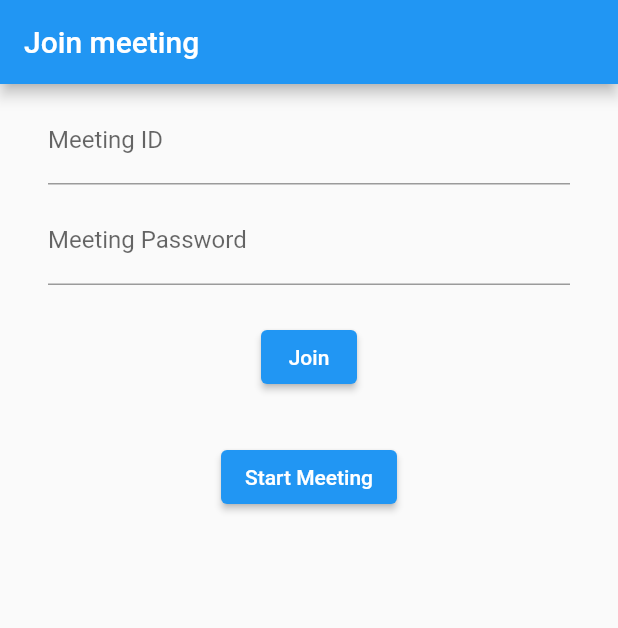
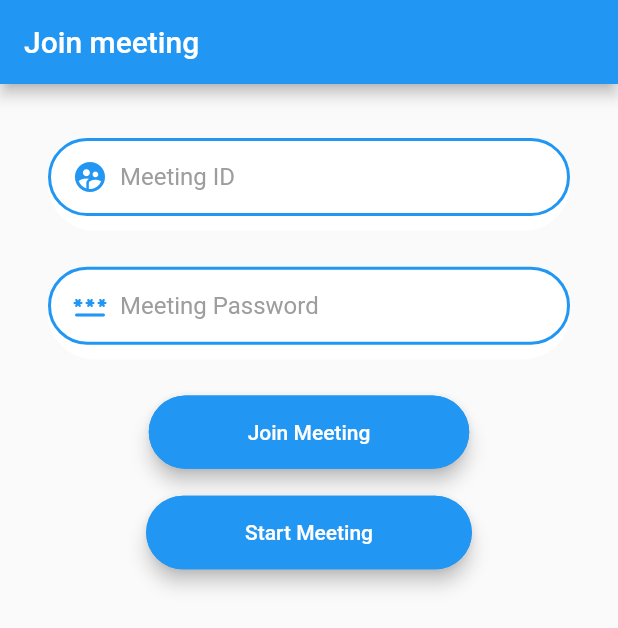
Before and after one commit to manas-04/zoomsdk_flutter_integration, a Flutter app: the screen it shows after launch, after a tap on "Start Meeting", on a phone screen of 412 x 824 dp. Shown: the top 628 px of the screen. Run offline on Flutter 3.47's test engine with Material 2 defaults, Android fonts, the phone set to English and light mode, and no system bars; missing offline and left inert: zoom; Roboto replaces fonts that are missing (Poppins).

Commit message:
Helpers Added

```diff
--- /dev/null
+++ b/lib/helper/meeting_helpers.dart
@@ -0,0 +1,126 @@
+import 'dart:async';
+import 'dart:io';
+
+import 'package:flutter/material.dart';
+import 'package:zoom/zoom.dart';
+
+joinMeeting({
+  required BuildContext context,
+  required TextEditingController meetingIdController,
+  required TextEditingController meetingPasswordController,
+  Timer? timer,
+}) {
+  bool _isMeetingEnded(String status) {
+    if (Platform.isAndroid)
+      return status == "MEETING_STATUS_DISCONNECTING" ||
+          status == "MEETING_STATUS_FAILED";
+    return status == "MEETING_STATUS_ENDED";
+  }
+
+  if (meetingIdController.text.isNotEmpty &&
+      meetingPasswordController.text.isNotEmpty) {
+    ZoomOptions zoomOptions = new ZoomOptions(
+      domain: "zoom.us",
+      appKey: "fla19uL95BUsT2aBwlvZEhOYRTBV9s7kc0AF",
+      appSecret: "br2ou5QmuVtFzmB805BxyYh2qH17N7uFAnQN",
+    );
+    var meetingOptions = new ZoomMeetingOptions(
+      userId: 'example',
+      meetingId: meetingIdController.text,
+      meetingPassword: meetingPasswordController.text,
+      disableDialIn: "true",
+      disableDrive: "true",
+      disableInvite: "true",
+      disableShare: "true",
+      noAudio: "false",
+      noDisconnectAudio: "false",
+      meetingViewOptions: ZoomMeetingOptions.NO_TEXT_PASSWORD +
+          ZoomMeetingOptions.NO_TEXT_MEETING_ID +
+          ZoomMeetingOptions.NO_BUTTON_PARTICIPANTS,
+    );
+    var zoom = Zoom();
+    zoom.init(zoomOptions).then((results) {
+      if (results[0] == 0) {
+        zoom.onMeetingStateChanged.listen((status) {
+          print("Meeting Status Stream: " + status[0] + " - " + status[1]);
+          if (_isMeetingEnded(status[0])) {
+            timer?.cancel();
+          }
+        });
+        zoom.joinMeeting(meetingOptions).then((joinMeetingResult) {
+          timer = Timer.periodic(new Duration(seconds: 2), (timer) {
+            zoom.meetingStatus(meetingOptions.meetingId).then((status) {
+              print("Meeting Status Polling: " + status[0] + " - " + status[1]);
+            });
+          });
+        });
+      }
+    });
+  } else {
+    if (meetingIdController.text.isEmpty) {
+      ScaffoldMessenger.of(context).showSnackBar(const SnackBar(
+        content: Text("Enter a valid meeting id to continue."),
+      ));
+    } else if (meetingPasswordController.text.isEmpty) {
+      ScaffoldMessenger.of(context).showSnackBar(const SnackBar(
+        content: Text("Enter a meeting password to start."),
+      ));
+    }
+  }
+}
+
+startMeeting({
+  required BuildContext context,
+  required TextEditingController meetingIdController,
+  required TextEditingController meetingPasswordController,
+}) {
+  bool _isMeetingEnded(String status) {
+    var result = false;
+    if (Platform.isAndroid) {
+      result = status == "MEETING_STATUS_DISCONNECTING" ||
+          status == "MEETING_STATUS_FAILED";
+    } else {
+      result = status == "MEETING_STATUS_IDLE";
+    }
+
+    return result;
+  }
+
+  ZoomOptions zoomOptions = ZoomOptions(
+    domain: "zoom.us",
+    appKey:
+        "XKE4uWfeLwWEmh78YMbC6mqKcF8oM4YHTr9I", //API KEY FROM ZOOM -- SDK KEY
+    appSecret:
+        "bT7N61pQzaLXU6VLj9TVl7eYuLbqAiB0KAdb", //API SECRET FROM ZOOM -- SDK SECRET
+  );
+
+  var meetingOptions = new ZoomMeetingOptions(
+    userId: 'example',
+    meetingId: meetingIdController.text,
+    meetingPassword: meetingPasswordController.text,
+    disableDialIn: "true",
+    disableDrive: "true",
+    disableInvite: "true",
+    disableShare: "true",
+    noAudio: "false",
+    noDisconnectAudio: "false",
+    meetingViewOptions: ZoomMeetingOptions.NO_TEXT_PASSWORD +
+        ZoomMeetingOptions.NO_TEXT_MEETING_ID +
+        ZoomMeetingOptions.NO_BUTTON_PARTICIPANTS,
+  );
+
+  var zoom = Zoom();
+  zoom.init(zoomOptions).then((value) {
+    if (value[0] == 0) {
+      zoom.onMeetingStateChanged;
+      zoom
+          .startMeeting(meetingOptions)
+          .then((loginResult) {})
+          .catchError((error) {
+        print("[Error Generated] : " + error);
+      });
+    }
+  }).catchError((error) {
+    print("[Error Generated] : " + error);
+  });
+}
--- /dev/null
+++ b/lib/helper/size_helpers.dart
@@ -0,0 +1,16 @@
+import 'package:flutter/material.dart';
+
+Size displaySize(BuildContext context) {
+  //debugPrint('Size = ' + MediaQuery.of(context).size.toString());
+  return MediaQuery.of(context).size;
+}
+
+double displayHeight(BuildContext context) {
+  //debugPrint('Height = ' + displaySize(context).height.toString());
+  return displaySize(context).height;
+}
+
+double displayWidth(BuildContext context) {
+  //debugPrint('Width = ' + displaySize(context).width.toString());
+  return displaySize(context).width;
+}
--- a/lib/join_screen.dart
+++ b/lib/join_screen.dart
@@ -1,8 +1,9 @@
 import 'dart:async';
-import 'dart:io';
 
 import 'package:flutter/material.dart';
-import 'package:zoom/zoom.dart';
+import 'package:zoom_sdk_integration/helper/meeting_helpers.dart';
+import 'package:zoom_sdk_integration/helper/size_helpers.dart';
+import 'package:zoom_sdk_integration/widgets/default_text_box.dart';
 
 class JoinWidget extends StatefulWidget {
   @override
@@ -12,7 +13,8 @@ class JoinWidget extends StatefulWidget {
 class _JoinWidgetState extends State<JoinWidget> {
   TextEditingController meetingIdController = TextEditingController();
   TextEditingController meetingPasswordController = TextEditingController();
-  Timer timer;
+  Timer? timer;
+
   @override
   Widget build(BuildContext context) {
     return Scaffold(
@@ -27,43 +29,96 @@ class _JoinWidgetState extends State<JoinWidget> {
           ),
           child: Column(
             children: [
-              Padding(
-                padding: const EdgeInsets.only(bottom: 8.0),
-                child: TextField(
-                    controller: meetingIdController,
-                    decoration: InputDecoration(
-                      labelText: 'Meeting ID',
-                    )),
+              const SizedBox(
+                height: 20,
               ),
               Padding(
                 padding: const EdgeInsets.only(bottom: 8.0),
-                child: TextField(
-                    controller: meetingPasswordController,
-                    decoration: InputDecoration(
-                      labelText: 'Meeting Password',
-                    )),
-              ),
-              Padding(
-                padding: const EdgeInsets.all(16.0),
-                child: Builder(
-                  builder: (context) {
-                    return ElevatedButton(
-                      onPressed: () => joinMeeting(context),
-                      child: Text('Join'),
-                    );
-                  },
+                child: DefaultTextBox(
+                  hintText: "Meeting ID",
+                  labelText: "Meeting ID",
+                  textColor: Color(0xFF9D9D9D),
+                  icon: const Icon(
+                    Icons.supervised_user_circle,
+                    color: Colors.blue,
+                  ),
+                  textEditingController: meetingIdController,
+                  textInputType: TextInputType.name,
+                  obscureText: false,
+                  enabled: true,
+                  backgroundColor: Color(0xFFFFFFFF),
+                  borderColor: Colors.blue,
+                  showBorder: true,
                 ),
               ),
               Padding(
-                padding: const EdgeInsets.all(16.0),
-                child: Builder(
-                  builder: (context) {
-                    return ElevatedButton(
-                      onPressed: () => startMeeting(context),
-                      child: Text('Start Meeting'),
-                    );
-                  },
+                padding: const EdgeInsets.only(bottom: 8.0),
+                child: DefaultTextBox(
+                  hintText: "Meeting Password",
+                  labelText: "Meeting Password",
+                  textColor: Color(0xFF9D9D9D),
+                  icon: const Icon(
+                    Icons.password_rounded,
+                    color: Colors.blue,
+                  ),
+                  textEditingController: meetingPasswordController,
+                  textInputType: TextInputType.name,
+                  obscureText: false,
+                  enabled: true,
+                  backgroundColor: Color(0xFFFFFFFF),
+                  borderColor: Colors.blue,
+                  showBorder: true,
                 ),
+              ),
+              const SizedBox(
+                height: 8,
+              ),
+              ElevatedButton(
+                style: ElevatedButton.styleFrom(
+                  elevation: 5,
+                  backgroundColor: Colors.blue,
+                  shape: RoundedRectangleBorder(
+                    side: BorderSide(
+                      color: Colors.blue,
+                    ),
+                    borderRadius: BorderRadius.circular(44),
+                  ),
+                  padding: EdgeInsets.symmetric(
+                    horizontal: displayWidth(context) * 0.16,
+                    vertical: displayHeight(context) * 0.02,
+                  ),
+                ),
+                child: Text("Join Meeting"),
+                onPressed: () => joinMeeting(
+                  context: context,
+                  meetingIdController: meetingIdController,
+                  meetingPasswordController: meetingPasswordController,
+                ),
+              ),
+              const SizedBox(
+                height: 18,
+              ),
+              ElevatedButton(
+                style: ElevatedButton.styleFrom(
+                  elevation: 5,
+                  backgroundColor: Colors.blue,
+                  shape: RoundedRectangleBorder(
+                    side: BorderSide(
+                      color: Colors.blue,
+                    ),
+                    borderRadius: BorderRadius.circular(44),
+                  ),
+                  padding: EdgeInsets.symmetric(
+                    horizontal: displayWidth(context) * 0.16,
+                    vertical: displayHeight(context) * 0.02,
+                  ),
+                ),
+                onPressed: () => startMeeting(
+                  context: context,
+                  meetingIdController: meetingIdController,
+                  meetingPasswordController: meetingPasswordController,
+                ),
+                child: Text('Start Meeting'),
               ),
             ],
           ),
@@ -71,52 +126,4 @@ class _JoinWidgetState extends State<JoinWidget> {
       ),
     );
   }
-
-  bool _isMeetingEnded(String status) {
-    if (Platform.isAndroid)
-      return status == "MEETING_STATUS_DISCONNECTING" ||
-          status == "MEETING_STATUS_FAILED";
-    return status == "MEETING_STATUS_ENDED";
-  }
-
-  joinMeeting(BuildContext context) {
-    ZoomOptions zoomOptions = new ZoomOptions(
-      domain: "zoom.us",
-      appKey: "fla19uL95BUsT2aBwlvZEhOYRTBV9s7kc0AF",
-      appSecret: "br2ou5QmuVtFzmB805BxyYh2qH17N7uFAnQN",
-    );
-    var meetingOptions = new ZoomMeetingOptions(
-        userId: 'example',
-        meetingId: meetingIdController.text,
-        meetingPassword: meetingPasswordController.text,
-        disableDialIn: "true",
-        disableDrive: "true",
-        disableInvite: "true",
-        disableShare: "true",
-        noAudio: "false",
-        noDisconnectAudio: "false",
-        meetingViewOptions: ZoomMeetingOptions.NO_TEXT_PASSWORD +
-            ZoomMeetingOptions.NO_TEXT_MEETING_ID +
-            ZoomMeetingOptions.NO_BUTTON_PARTICIPANTS);
-    var zoom = Zoom();
-    zoom.init(zoomOptions).then((results) {
-      if (results[0] == 0) {
-        zoom.onMeetingStateChanged.listen((status) {
-          print("Meeting Status Stream: " + status[0] + " - " + status[1]);
-          if (_isMeetingEnded(status[0])) {
-            timer?.cancel();
-          }
-        });
-        zoom.joinMeeting(meetingOptions).then((joinMeetingResult) {
-          timer = Timer.periodic(new Duration(seconds: 2), (timer) {
-            zoom.meetingStatus(meetingOptions.meetingId).then((status) {
-              print("Meeting Status Polling: " + status[0] + " - " + status[1]);
-            });
-          });
-        });
-      }
-    });
-  }
-
-  startMeeting(BuildContext context) {}
 }
--- a/lib/main.dart
+++ b/lib/main.dart
@@ -1,7 +1,7 @@
 import 'package:flutter/material.dart';
 import 'package:zoom_sdk_integration/join_screen.dart';
 
-void main() {
+Future<void> main() async {
   runApp(MyApp());
 }
 
--- /dev/null
+++ b/lib/widgets/default_text_box.dart
@@ -0,0 +1,126 @@
+import 'package:flutter/material.dart';
+
+import '../helper/size_helpers.dart';
+
+class DefaultTextBox extends StatefulWidget {
+  final String hintText;
+  final String labelText;
+  final TextEditingController textEditingController;
+  final TextInputType textInputType;
+  final Function(String)? onChanged;
+  final bool obscureText;
+  final bool enabled;
+  final Widget icon;
+  final Color backgroundColor;
+  final Color? borderColor;
+  final bool showBorder;
+  final Color textColor;
+
+  const DefaultTextBox({
+    Key? key,
+    required this.hintText,
+    required this.icon,
+    required this.labelText,
+    required this.textEditingController,
+    required this.textInputType,
+    required this.backgroundColor,
+    this.onChanged,
+    required this.obscureText,
+    required this.enabled,
+    this.borderColor,
+    this.showBorder = false,
+    this.textColor = const Color(0xFF3F3F3F),
+  }) : super(key: key);
+
+  @override
+  _DefaultTextBoxState createState() => _DefaultTextBoxState();
+}
+
+class _DefaultTextBoxState extends State<DefaultTextBox> {
+  @override
+  Widget build(BuildContext context) {
+    return Padding(
+      padding: const EdgeInsets.symmetric(
+        vertical: 8,
+      ),
+      child: Container(
+        height: displayHeight(context) * 0.075,
+        decoration: BoxDecoration(
+          color: widget.backgroundColor,
+          borderRadius: BorderRadius.circular(35),
+        ),
+        child: TextField(
+          textCapitalization: TextCapitalization.words,
+          controller: widget.textEditingController,
+          keyboardType: widget.textInputType,
+          obscureText: widget.obscureText,
+          enabled: widget.enabled,
+          style: const TextStyle(
+            fontFamily: "Poppins",
+            fontSize: 14,
+            fontWeight: FontWeight.w400,
+            color: Colors.black,
+          ),
+          onChanged: widget.onChanged ?? (value) {},
+          textAlignVertical: TextAlignVertical.center,
+          decoration: InputDecoration(
+            enabledBorder: widget.showBorder
+                ? OutlineInputBorder(
+                    borderRadius: BorderRadius.circular(35),
+                    borderSide: BorderSide(
+                      width: 2,
+                      color: widget.borderColor ?? widget.backgroundColor,
+                    ),
+                  )
+                : InputBorder.none,
+            disabledBorder: widget.showBorder
+                ? OutlineInputBorder(
+                    borderRadius: BorderRadius.circular(35),
+                    borderSide: BorderSide(
+                      width: 2,
+                      color: widget.borderColor ?? widget.backgroundColor,
+                    ),
+                  )
+                : InputBorder.none,
+            focusedBorder: widget.showBorder
+                ? OutlineInputBorder(
+                    borderRadius: BorderRadius.circular(35),
+                    borderSide: BorderSide(
+                      width: 2,
+                      color: widget.borderColor ?? widget.backgroundColor,
+                    ),
+                  )
+                : InputBorder.none,
+            hintText: widget.hintText,
+            hintStyle: TextStyle(
+              fontFamily: "Poppins",
+              fontSize: 16,
+              fontWeight: FontWeight.w400,
+              color: widget.textColor,
+            ),
+            prefixIcon: Padding(
+              padding: const EdgeInsets.only(left: 8),
+              child: widget.icon,
+            ),
+            contentPadding: EdgeInsets.symmetric(
+              horizontal: 10,
+              vertical: displayHeight(context) * 0.02,
+            ),
+            // focusedBorder: OutlineInputBorder(
+            //   borderRadius: BorderRadius.all(Radius.circular(4)),
+            //   borderSide: BorderSide(width: 1, color: Colors.black54),
+            // ),
+            // disabledBorder: OutlineInputBorder(
+            //   borderRadius: BorderRadius.all(Radius.circular(4)),
+            //   borderSide: BorderSide(width: 1, color: Colors.grey),
+            // ),
+            // enabledBorder: OutlineInputBorder(
+            //   borderRadius: BorderRadius.all(Radius.circular(4)),
+            //   borderSide: BorderSide(width: 1, color: Colors.black12),
+            // ),
+          ),
+        ),
+      ),
+    );
+  }
+}
--- a/pubspec.yaml
+++ b/pubspec.yaml
@@ -6,12 +6,11 @@ description: Demonstrates how to use the zoom plugin.
 # publish_to: 'none' # Remove this line if you wish to publish to pub.dev
 
 environment:
-  sdk: ">=2.7.0 <3.0.0"
+  sdk: ">=2.12.0 <3.0.0"
 
 dependencies:
   flutter:
     sdk: flutter
-
   zoom:
     git:
       url: https://github.com/manas-04/flutter_zoom_latest_code.git
```
Also changed, not shown: 2 other files.
